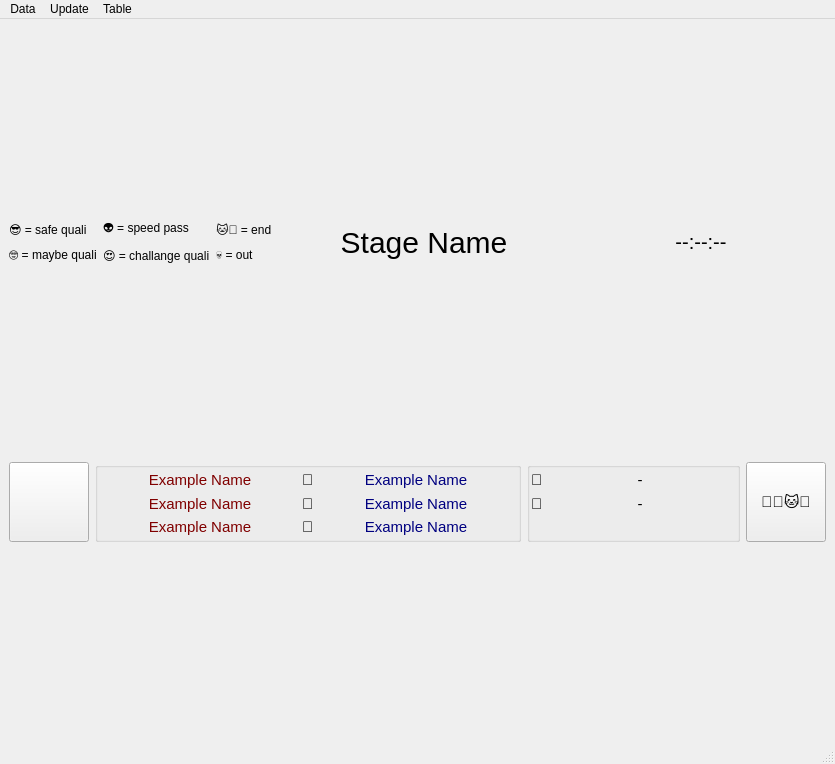
Old version of the form code/ncm_win_ranking_stage.ui in the repository DavidEilenstein/Ninja_Competition_Manager.
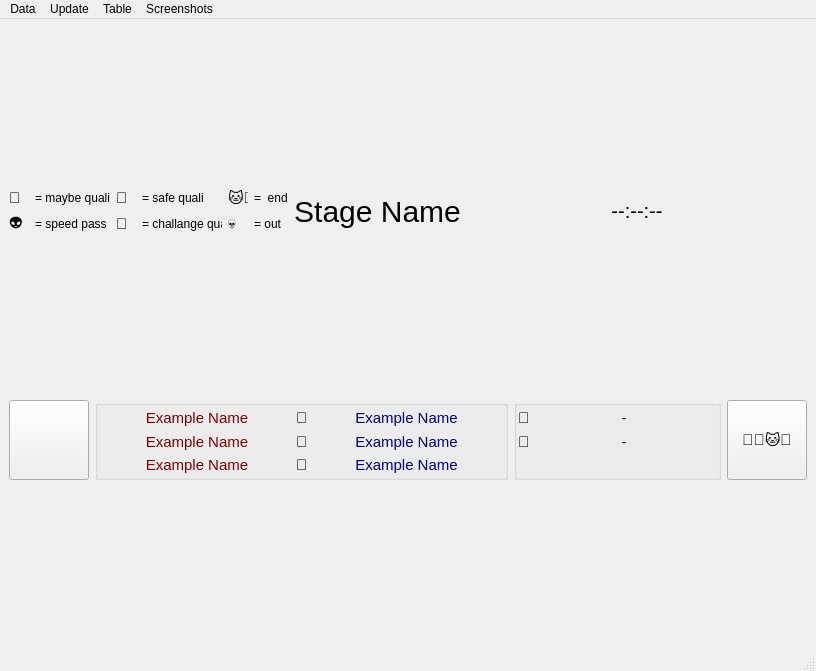
New version of the form.

The edit to the form file:
```diff
--- a/code/ncm_win_ranking_stage.ui
+++ b/code/ncm_win_ranking_stage.ui
@@ -6,8 +6,8 @@
    <rect>
     <x>0</x>
     <y>0</y>
-    <width>835</width>
-    <height>764</height>
+    <width>804</width>
+    <height>671</height>
    </rect>
   </property>
   <property name="windowTitle">
@@ -17,88 +17,7 @@
    <layout class="QGridLayout" name="gridLayout_2">
     <item row="2" column="0" colspan="4">
      <layout class="QGridLayout" name="gridLayout">
-      <item row="0" column="4" rowspan="2">
-       <widget class="QLabel" name="label_Name">
-        <property name="sizePolicy">
-         <sizepolicy hsizetype="Preferred" vsizetype="Maximum">
-          <horstretch>0</horstretch>
-          <verstretch>0</verstretch>
-         </sizepolicy>
-        </property>
-        <property name="minimumSize">
-         <size>
-          <width>0</width>
-          <height>46</height>
-         </size>
-        </property>
-        <property name="maximumSize">
-         <size>
-          <width>16777215</width>
-          <height>46</height>
-         </size>
-        </property>
-        <property name="styleSheet">
-         <string notr="true">font-size: 30px;</string>
-        </property>
-        <property name="text">
-         <string>Stage Name</string>
-        </property>
-        <property name="alignment">
-         <set>Qt::AlignCenter</set>
-        </property>
-       </widget>
-      </item>
       <item row="1" column="2">
-       <widget class="QLabel" name="label_6">
-        <property name="sizePolicy">
-         <sizepolicy hsizetype="Maximum" vsizetype="Preferred">
-          <horstretch>0</horstretch>
-          <verstretch>0</verstretch>
-         </sizepolicy>
-        </property>
-        <property name="minimumSize">
-         <size>
-          <width>70</width>
-          <height>20</height>
-         </size>
-        </property>
-        <property name="maximumSize">
-         <size>
-          <width>16777215</width>
-          <height>20</height>
-         </size>
-        </property>
-        <property name="text">
-         <string>😍 = challange quali</string>
-        </property>
-       </widget>
-      </item>
-      <item row="0" column="3">
-       <widget class="QLabel" name="label_5">
-        <property name="sizePolicy">
-         <sizepolicy hsizetype="Maximum" vsizetype="Preferred">
-          <horstretch>0</horstretch>
-          <verstretch>0</verstretch>
-         </sizepolicy>
-        </property>
-        <property name="minimumSize">
-         <size>
-          <width>0</width>
-          <height>0</height>
-         </size>
-        </property>
-        <property name="maximumSize">
-         <size>
-          <width>16777215</width>
-          <height>20</height>
-         </size>
-        </property>
-        <property name="text">
-         <string>🐱‍👤 = end</string>
-        </property>
-       </widget>
-      </item>
-      <item row="0" column="2">
        <widget class="QLabel" name="label_10">
         <property name="sizePolicy">
          <sizepolicy hsizetype="Maximum" vsizetype="Preferred">
@@ -108,27 +27,86 @@
         </property>
         <property name="minimumSize">
          <size>
-          <width>70</width>
+          <width>20</width>
           <height>20</height>
          </size>
         </property>
         <property name="maximumSize">
          <size>
-          <width>16777215</width>
+          <width>20</width>
           <height>20</height>
          </size>
         </property>
+        <property name="styleSheet">
+         <string notr="true">font-size: 15px</string>
+        </property>
         <property name="text">
-         <string>👽 = speed pass</string>
+         <string>👽</string>
         </property>
        </widget>
       </item>
-      <item row="0" column="5" rowspan="2">
+      <item row="0" column="3">
+       <widget class="QLabel" name="label_7">
+        <property name="sizePolicy">
+         <sizepolicy hsizetype="Preferred" vsizetype="Preferred">
+          <horstretch>0</horstretch>
+          <verstretch>0</verstretch>
+         </sizepolicy>
+        </property>
+        <property name="minimumSize">
+         <size>
+          <width>0</width>
+          <height>20</height>
+         </size>
+        </property>
+        <property name="maximumSize">
+         <size>
+          <width>80</width>
+          <height>20</height>
+         </size>
+        </property>
+        <property name="text">
+         <string>= maybe quali</string>
+        </property>
+       </widget>
+      </item>
+      <item row="1" column="3">
+       <widget class="QLabel" name="label_8">
+        <property name="sizePolicy">
+         <sizepolicy hsizetype="Preferred" vsizetype="Preferred">
+          <horstretch>0</horstretch>
+          <verstretch>0</verstretch>
+         </sizepolicy>
+        </property>
+        <property name="minimumSize">
+         <size>
+          <width>0</width>
+          <height>20</height>
+         </size>
+        </property>
+        <property name="maximumSize">
+         <size>
+          <width>80</width>
+          <height>20</height>
+         </size>
+        </property>
+        <property name="text">
+         <string>= speed pass</string>
+        </property>
+       </widget>
+      </item>
+      <item row="0" column="9" rowspan="2">
        <widget class="QLabel" name="label_Time">
+        <property name="minimumSize">
+         <size>
+          <width>340</width>
+          <height>46</height>
+         </size>
+        </property>
         <property name="maximumSize">
          <size>
-          <width>250</width>
-          <height>40</height>
+          <width>340</width>
+          <height>46</height>
          </size>
         </property>
         <property name="sizeIncrement">
@@ -148,57 +126,7 @@
         </property>
        </widget>
       </item>
-      <item row="1" column="3">
-       <widget class="QLabel" name="label_9">
-        <property name="sizePolicy">
-         <sizepolicy hsizetype="Maximum" vsizetype="Preferred">
-          <horstretch>0</horstretch>
-          <verstretch>0</verstretch>
-         </sizepolicy>
-        </property>
-        <property name="minimumSize">
-         <size>
-          <width>0</width>
-          <height>0</height>
-         </size>
-        </property>
-        <property name="maximumSize">
-         <size>
-          <width>16777215</width>
-          <height>20</height>
-         </size>
-        </property>
-        <property name="text">
-         <string>💀 = out</string>
-        </property>
-       </widget>
-      </item>
-      <item row="0" column="1">
-       <widget class="QLabel" name="label_2">
-        <property name="sizePolicy">
-         <sizepolicy hsizetype="Maximum" vsizetype="Preferred">
-          <horstretch>0</horstretch>
-          <verstretch>0</verstretch>
-         </sizepolicy>
-        </property>
-        <property name="minimumSize">
-         <size>
-          <width>70</width>
-          <height>20</height>
-         </size>
-        </property>
-        <property name="maximumSize">
-         <size>
-          <width>16777215</width>
-          <height>20</height>
-         </size>
-        </property>
-        <property name="text">
-         <string>😎 = safe quali</string>
-        </property>
-       </widget>
-      </item>
-      <item row="1" column="1">
+      <item row="0" column="2">
        <widget class="QLabel" name="label_3">
         <property name="sizePolicy">
          <sizepolicy hsizetype="Maximum" vsizetype="Preferred">
@@ -208,18 +136,264 @@
         </property>
         <property name="minimumSize">
          <size>
-          <width>70</width>
+          <width>20</width>
           <height>20</height>
+         </size>
+        </property>
+        <property name="maximumSize">
+         <size>
+          <width>20</width>
+          <height>20</height>
+         </size>
+        </property>
+        <property name="styleSheet">
+         <string notr="true">font-size: 15px</string>
+        </property>
+        <property name="text">
+         <string>🐻</string>
+        </property>
+       </widget>
+      </item>
+      <item row="0" column="8" rowspan="2">
+       <widget class="QLabel" name="label_Name">
+        <property name="sizePolicy">
+         <sizepolicy hsizetype="Expanding" vsizetype="Maximum">
+          <horstretch>0</horstretch>
+          <verstretch>0</verstretch>
+         </sizepolicy>
+        </property>
+        <property name="minimumSize">
+         <size>
+          <width>0</width>
+          <height>46</height>
          </size>
         </property>
         <property name="maximumSize">
          <size>
           <width>16777215</width>
+          <height>46</height>
+         </size>
+        </property>
+        <property name="styleSheet">
+         <string notr="true">font-size: 30px;</string>
+        </property>
+        <property name="text">
+         <string>Stage Name</string>
+        </property>
+        <property name="alignment">
+         <set>Qt::AlignCenter</set>
+        </property>
+       </widget>
+      </item>
+      <item row="0" column="6">
+       <widget class="QLabel" name="label_6">
+        <property name="sizePolicy">
+         <sizepolicy hsizetype="Maximum" vsizetype="Preferred">
+          <horstretch>0</horstretch>
+          <verstretch>0</verstretch>
+         </sizepolicy>
+        </property>
+        <property name="minimumSize">
+         <size>
+          <width>20</width>
           <height>20</height>
          </size>
         </property>
+        <property name="maximumSize">
+         <size>
+          <width>20</width>
+          <height>20</height>
+         </size>
+        </property>
+        <property name="styleSheet">
+         <string notr="true">font-size: 15px</string>
+        </property>
         <property name="text">
-         <string>🤓 = maybe quali</string>
+         <string>🐱‍👤</string>
+        </property>
+       </widget>
+      </item>
+      <item row="0" column="4">
+       <widget class="QLabel" name="label_2">
+        <property name="sizePolicy">
+         <sizepolicy hsizetype="Maximum" vsizetype="Preferred">
+          <horstretch>0</horstretch>
+          <verstretch>0</verstretch>
+         </sizepolicy>
+        </property>
+        <property name="minimumSize">
+         <size>
+          <width>20</width>
+          <height>20</height>
+         </size>
+        </property>
+        <property name="maximumSize">
+         <size>
+          <width>20</width>
+          <height>20</height>
+         </size>
+        </property>
+        <property name="styleSheet">
+         <string notr="true">font-size: 15px</string>
+        </property>
+        <property name="text">
+         <string>🐯</string>
+        </property>
+       </widget>
+      </item>
+      <item row="0" column="5">
+       <widget class="QLabel" name="label_12">
+        <property name="sizePolicy">
+         <sizepolicy hsizetype="Preferred" vsizetype="Preferred">
+          <horstretch>0</horstretch>
+          <verstretch>0</verstretch>
+         </sizepolicy>
+        </property>
+        <property name="minimumSize">
+         <size>
+          <width>0</width>
+          <height>20</height>
+         </size>
+        </property>
+        <property name="maximumSize">
+         <size>
+          <width>80</width>
+          <height>20</height>
+         </size>
+        </property>
+        <property name="text">
+         <string>= safe quali</string>
+        </property>
+       </widget>
+      </item>
+      <item row="0" column="7">
+       <widget class="QLabel" name="label_14">
+        <property name="sizePolicy">
+         <sizepolicy hsizetype="Preferred" vsizetype="Preferred">
+          <horstretch>0</horstretch>
+          <verstretch>0</verstretch>
+         </sizepolicy>
+        </property>
+        <property name="minimumSize">
+         <size>
+          <width>0</width>
+          <height>20</height>
+         </size>
+        </property>
+        <property name="maximumSize">
+         <size>
+          <width>80</width>
+          <height>20</height>
+         </size>
+        </property>
+        <property name="text">
+         <string>=  end</string>
+        </property>
+       </widget>
+      </item>
+      <item row="1" column="4">
+       <widget class="QLabel" name="label_5">
+        <property name="sizePolicy">
+         <sizepolicy hsizetype="Maximum" vsizetype="Preferred">
+          <horstretch>0</horstretch>
+          <verstretch>0</verstretch>
+         </sizepolicy>
+        </property>
+        <property name="minimumSize">
+         <size>
+          <width>20</width>
+          <height>20</height>
+         </size>
+        </property>
+        <property name="maximumSize">
+         <size>
+          <width>20</width>
+          <height>20</height>
+         </size>
+        </property>
+        <property name="styleSheet">
+         <string notr="true">font-size: 15px</string>
+        </property>
+        <property name="text">
+         <string>💪</string>
+        </property>
+       </widget>
+      </item>
+      <item row="1" column="5">
+       <widget class="QLabel" name="label_13">
+        <property name="sizePolicy">
+         <sizepolicy hsizetype="Preferred" vsizetype="Preferred">
+          <horstretch>0</horstretch>
+          <verstretch>0</verstretch>
+         </sizepolicy>
+        </property>
+        <property name="minimumSize">
+         <size>
+          <width>0</width>
+          <height>20</height>
+         </size>
+        </property>
+        <property name="maximumSize">
+         <size>
+          <width>80</width>
+          <height>20</height>
+         </size>
+        </property>
+        <property name="text">
+         <string>= challange quali</string>
+        </property>
+       </widget>
+      </item>
+      <item row="1" column="7">
+       <widget class="QLabel" name="label_11">
+        <property name="sizePolicy">
+         <sizepolicy hsizetype="Preferred" vsizetype="Preferred">
+          <horstretch>0</horstretch>
+          <verstretch>0</verstretch>
+         </sizepolicy>
+        </property>
+        <property name="minimumSize">
+         <size>
+          <width>0</width>
+          <height>20</height>
+         </size>
+        </property>
+        <property name="maximumSize">
+         <size>
+          <width>80</width>
+          <height>20</height>
+         </size>
+        </property>
+        <property name="text">
+         <string>= out</string>
+        </property>
+       </widget>
+      </item>
+      <item row="1" column="6">
+       <widget class="QLabel" name="label_9">
+        <property name="sizePolicy">
+         <sizepolicy hsizetype="Maximum" vsizetype="Preferred">
+          <horstretch>0</horstretch>
+          <verstretch>0</verstretch>
+         </sizepolicy>
+        </property>
+        <property name="minimumSize">
+         <size>
+          <width>20</width>
+          <height>20</height>
+         </size>
+        </property>
+        <property name="maximumSize">
+         <size>
+          <width>20</width>
+          <height>20</height>
+         </size>
+        </property>
+        <property name="styleSheet">
+         <string notr="true">font-size: 15px</string>
+        </property>
+        <property name="text">
+         <string>💀</string>
         </property>
        </widget>
       </item>
@@ -539,7 +713,7 @@
     <rect>
      <x>0</x>
      <y>0</y>
-     <width>835</width>
+     <width>804</width>
      <height>21</height>
     </rect>
    </property>
@@ -563,9 +737,16 @@
     <addaction name="actionUpdate"/>
     <addaction name="actionAutoupdate"/>
    </widget>
+   <widget class="QMenu" name="menuScreenshots">
+    <property name="title">
+     <string>Screenshots</string>
+    </property>
+    <addaction name="actionAutosave_Screenshot_once_per_minute"/>
+   </widget>
    <addaction name="menuData"/>
    <addaction name="menuUpdate"/>
    <addaction name="menuTable"/>
+   <addaction name="menuScreenshots"/>
   </widget>
   <widget class="QStatusBar" name="statusbar"/>
   <action name="actionget_data">
```
Left out of the diff: 242 changed lines with no effect on the pictures.
